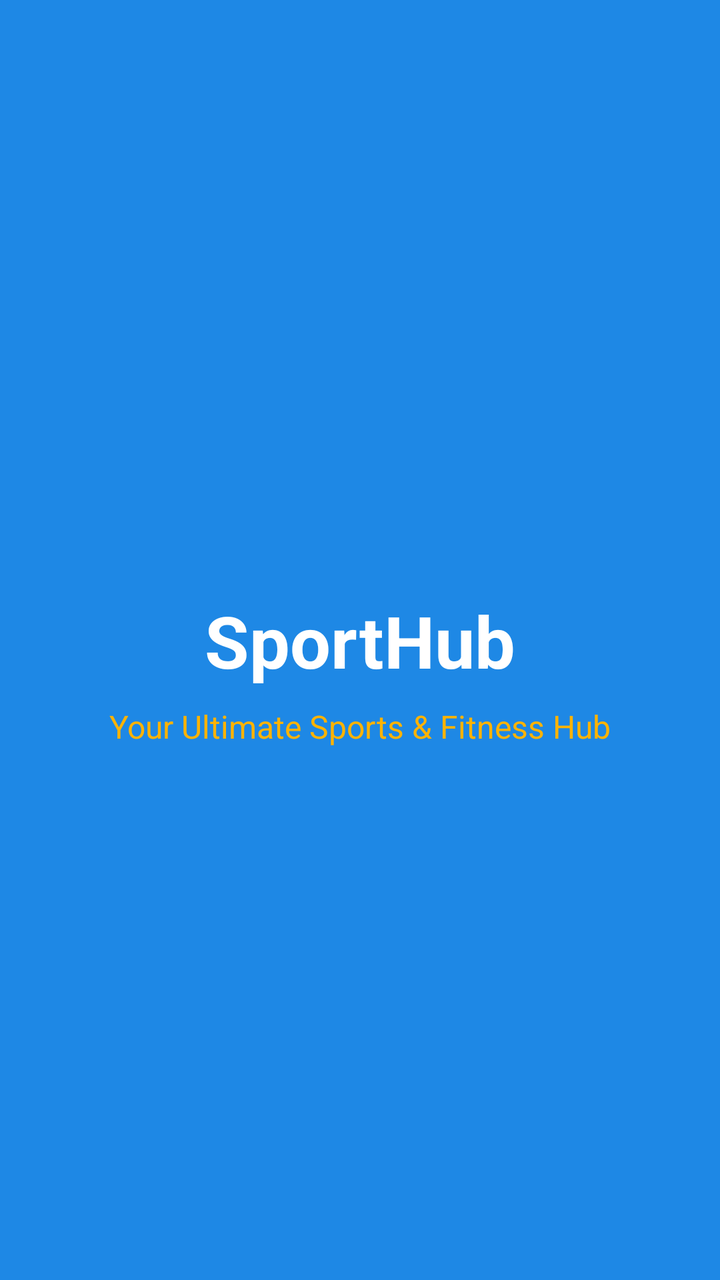
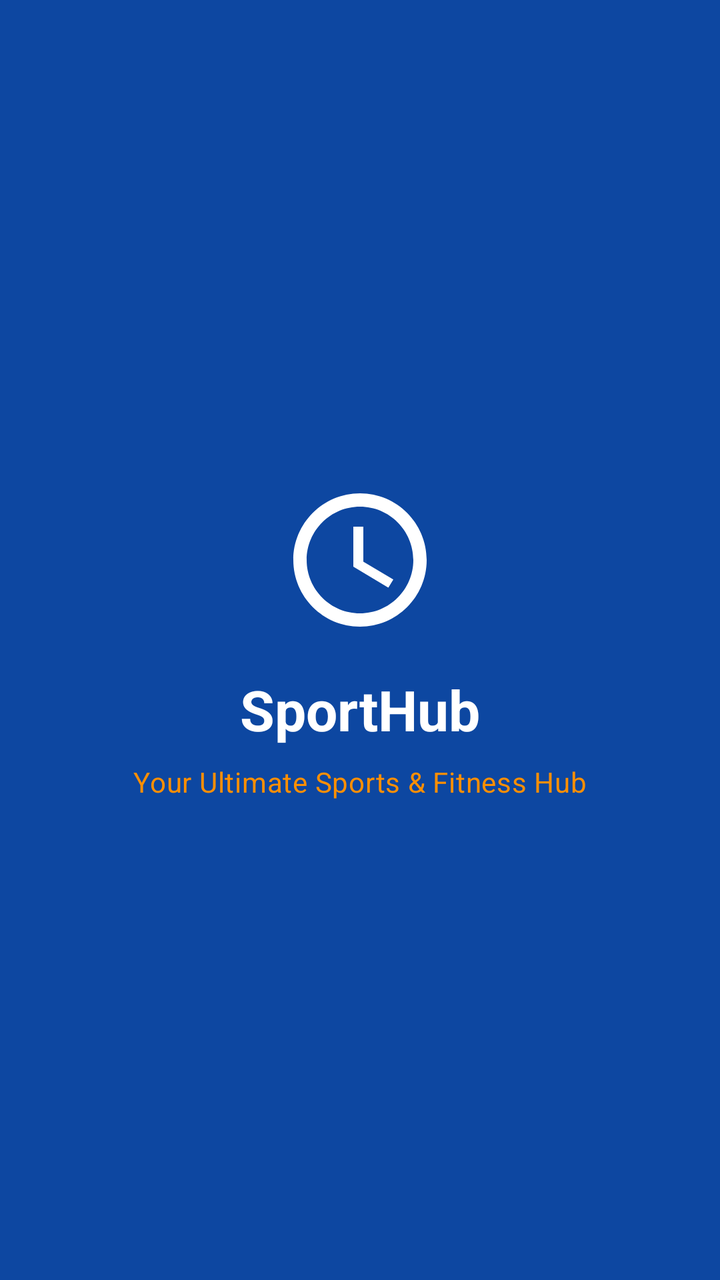

Screens rendered from an Android XML layout before and after an edit, with the pre-edit source and the edit as a unified diff.
<!-- AndroidManifest.xml: activity theme Theme.SPORTSHUB -->
<!-- res/layout/activity_splash.xml -->
<?xml version="1.0" encoding="utf-8"?>
<androidx.constraintlayout.widget.ConstraintLayout xmlns:android="http://schemas.android.com/apk/res/android"
    xmlns:app="http://schemas.android.com/apk/res-auto"
    xmlns:tools="http://schemas.android.com/tools"
    android:layout_width="match_parent"
    android:layout_height="match_parent"
    android:background="@color/primary"
    tools:context=".activities.SplashActivity">

    <TextView
        android:id="@+id/tvLogo"
        android:layout_width="wrap_content"
        android:layout_height="wrap_content"
        android:text="@string/app_name"
        android:textColor="@color/white"
        android:textSize="36sp"
        android:textStyle="bold"
        app:layout_constraintBottom_toBottomOf="parent"
        app:layout_constraintEnd_toEndOf="parent"
        app:layout_constraintStart_toStartOf="parent"
        app:layout_constraintTop_toTopOf="parent" />

    <TextView
        android:id="@+id/tvSubLogo"
        android:layout_width="wrap_content"
        android:layout_height="wrap_content"
        android:layout_marginTop="8dp"
        android:text="@string/tagline"
        android:textColor="@color/secondary"
        android:textSize="16sp"
        app:layout_constraintEnd_toEndOf="parent"
        app:layout_constraintStart_toStartOf="parent"
        app:layout_constraintTop_toBottomOf="@+id/tvLogo" />

</androidx.constraintlayout.widget.ConstraintLayout>
<!-- resources referenced by this layout -->
<resources>
  <color name="primary">#1E88E5</color>
  <color name="secondary">#FFB300</color>
  <color name="white">#FFFFFFFF</color>
  <string name="app_name">SportHub</string>
  <string name="tagline">Your Ultimate Sports &amp; Fitness Hub</string>
  <style name="Theme.SPORTSHUB" parent="Base.Theme.SPORTSHUB" />
  <style name="Base.Theme.SPORTSHUB" parent="Theme.Material3.DayNight.NoActionBar">
          
          
      </style>
</resources>

<!-- the commit's change to res/layout/activity_splash.xml (unified diff, before → after) -->
@@ -4,32 +4,44 @@
     xmlns:tools="http://schemas.android.com/tools"
     android:layout_width="match_parent"
     android:layout_height="match_parent"
-    android:background="@color/primary"
+    android:background="?attr/colorPrimary"
     tools:context=".activities.SplashActivity">
 
-    <TextView
-        android:id="@+id/tvLogo"
+    <LinearLayout
         android:layout_width="wrap_content"
         android:layout_height="wrap_content"
-        android:text="@string/app_name"
-        android:textColor="@color/white"
-        android:textSize="36sp"
-        android:textStyle="bold"
+        android:orientation="vertical"
+        android:gravity="center"
         app:layout_constraintBottom_toBottomOf="parent"
         app:layout_constraintEnd_toEndOf="parent"
         app:layout_constraintStart_toStartOf="parent"
-        app:layout_constraintTop_toTopOf="parent" />
+        app:layout_constraintTop_toTopOf="parent">
 
-    <TextView
-        android:id="@+id/tvSubLogo"
-        android:layout_width="wrap_content"
-        android:layout_height="wrap_content"
-        android:layout_marginTop="8dp"
-        android:text="@string/tagline"
-        android:textColor="@color/secondary"
-        android:textSize="16sp"
-        app:layout_constraintEnd_toEndOf="parent"
-        app:layout_constraintStart_toStartOf="parent"
-        app:layout_constraintTop_toBottomOf="@+id/tvLogo" />
+        <ImageView
+            android:layout_width="80dp"
+            android:layout_height="80dp"
+            android:src="@drawable/ic_logo"
+            app:tint="?attr/colorOnPrimary"
+            android:contentDescription="@string/app_name"
+            android:layout_marginBottom="16dp" />
+
+        <TextView
+            android:id="@+id/tvLogo"
+            android:layout_width="wrap_content"
+            android:layout_height="wrap_content"
+            android:text="@string/app_name"
+            android:textColor="?attr/colorOnPrimary"
+            android:textAppearance="?attr/textAppearanceHeadlineMedium"
+            android:textStyle="bold" />
+
+        <TextView
+            android:id="@+id/tvSubLogo"
+            android:layout_width="wrap_content"
+            android:layout_height="wrap_content"
+            android:layout_marginTop="8dp"
+            android:text="@string/tagline"
+            android:textColor="?attr/colorSecondary"
+            android:textAppearance="?attr/textAppearanceBodyMedium" />
+    </LinearLayout>
 
 </androidx.constraintlayout.widget.ConstraintLayout>
<!-- resource entries referenced after the edit -->
@@ -1,14 +1,34 @@
 <!-- resources referenced by this layout -->
 <resources>
-  <color name="primary">#1E88E5</color>
-  <color name="secondary">#FFB300</color>
-  <color name="white">#FFFFFFFF</color>
+  <!-- drawable ic_logo (drawable) -->
+  <vector xmlns:android="http://schemas.android.com/apk/res/android"
+      android:width="64dp"
+      android:height="64dp"
+      android:viewportWidth="24"
+      android:viewportHeight="24"
+      android:tint="?attr/colorPrimary">
+      <path
+          android:fillColor="@android:color/white"
+          android:pathData="M12,2C6.48,2 2,6.48 2,12s4.48,10 10,10 10,-4.48 10,-10S17.52,2 12,2zM12,20c-4.41,0 -8,-3.59 -8,-8s3.59,-8 8,-8 8,3.59 8,8 -3.59,8 -8,8zM12.5,7H11v6l5.25,3.15 0.75,-1.23 -4.5,-2.67z" />
+  </vector>
+  <color name="primary">#0D47A1</color>
+  <color name="text_on_primary">#FFFFFF</color>
+  <color name="primary_dark">#002171</color>
+  <color name="secondary">#FF8F00</color>
+  <color name="error">#B00020</color>
+  <color name="background">#F5F6FA</color>
+  <color name="surface">#FFFFFF</color>
   <string name="app_name">SportHub</string>
   <string name="tagline">Your Ultimate Sports &amp; Fitness Hub</string>
   <style name="Theme.SPORTSHUB" parent="Base.Theme.SPORTSHUB" />
   <style name="Base.Theme.SPORTSHUB" parent="Theme.Material3.DayNight.NoActionBar">
-          
-          
+          <item name="colorPrimary">@color/primary</item>
+          <item name="colorOnPrimary">@color/text_on_primary</item>
+          <item name="colorPrimaryDark">@color/primary_dark</item>
+          <item name="colorSecondary">@color/secondary</item>
+          <item name="colorError">@color/error</item>
+          <item name="android:colorBackground">@color/background</item>
+          <item name="colorSurface">@color/surface</item>
       </style>
 </resources>
 
